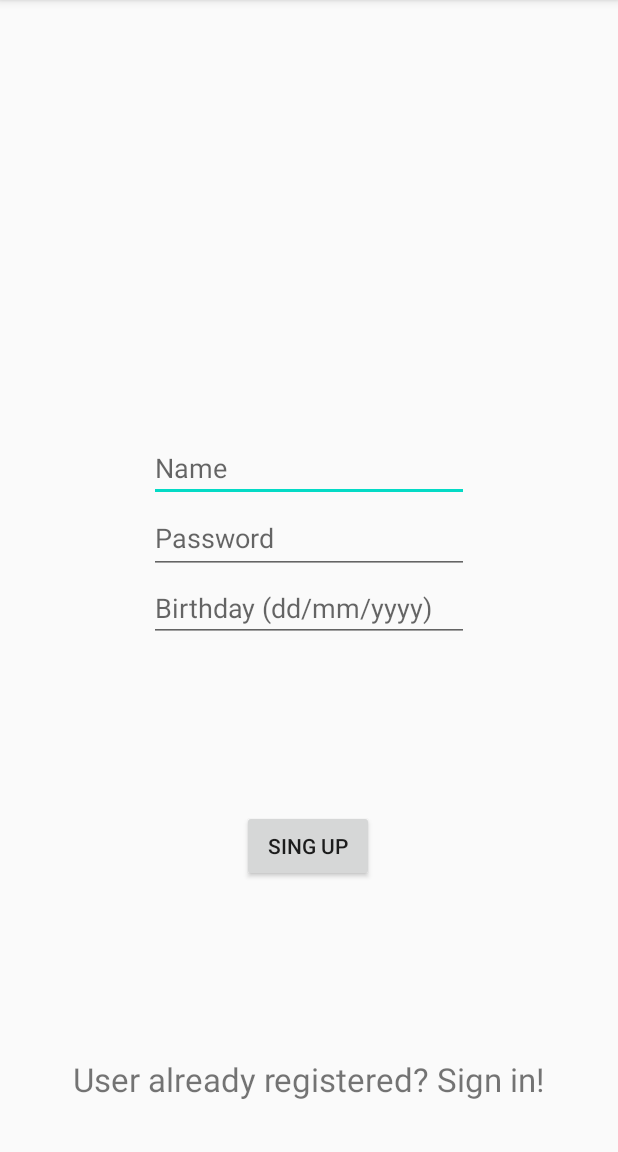
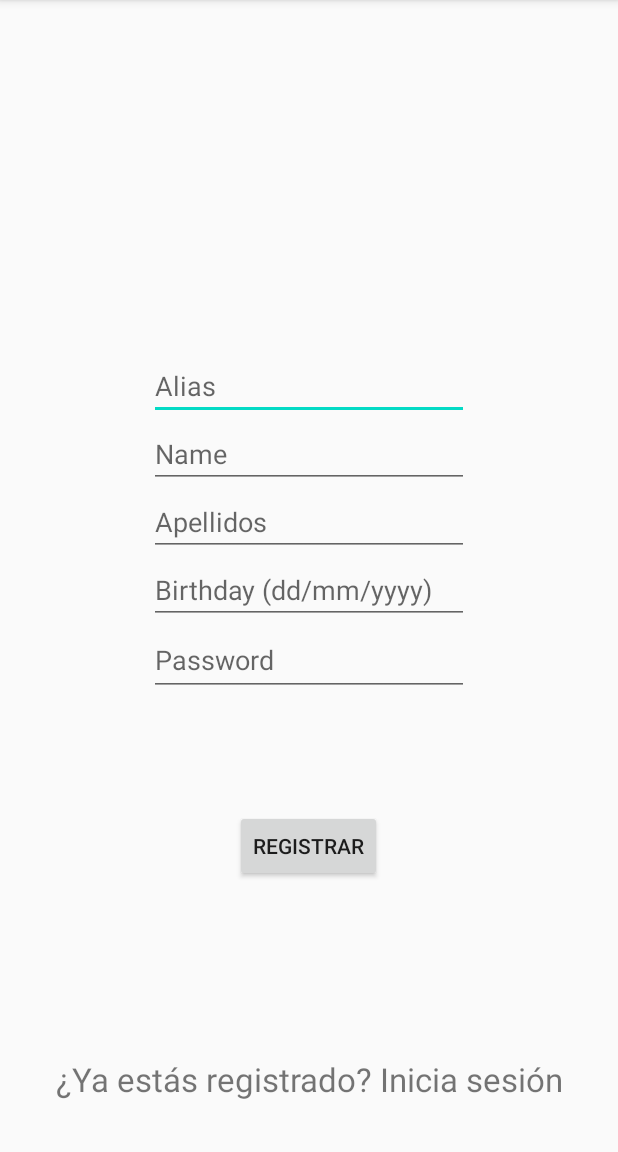
Before and after one commit to UNIZAR-30226-2020-05/Android, an Android app: the RegisterActivity screen opened directly, with no data from a screen before it, on a phone screen of 412 x 824 dp, the part 84-1236 px from its top. Run offline under Robolectric (Android 15) with nearby library versions, the phone set to English and light mode, and no system bars.

Commit message:
Corrección de errores y vistas

```diff
--- a/app/src/main/java/com/example/carolshaw/RegisterActivity.java
+++ b/app/src/main/java/com/example/carolshaw/RegisterActivity.java
@@ -4,11 +4,19 @@ import androidx.appcompat.app.AppCompatActivity;
 
 import android.content.Intent;
 import android.os.Bundle;
+import android.util.Log;
 import android.view.View;
+import android.widget.Button;
 import android.widget.TextView;
 
 public class RegisterActivity extends AppCompatActivity {
     private TextView userLogin;
+    private TextView alias;
+    private TextView nombre;
+    private TextView apellidos;
+    private TextView password;
+    private TextView fecha;
+    private Button registrar;
 
     @Override
     protected void onCreate(Bundle savedInstanceState) {
@@ -16,12 +24,19 @@ public class RegisterActivity extends AppCompatActivity {
         setContentView(R.layout.activity_register);
 
         userLogin = findViewById(R.id.tvUserLogIn);
+        registrar = findViewById(R.id.btnRegister);
+        //Datos del usuario
+        alias = findViewById(R.id.Alias);
+        nombre = findViewById(R.id.nombre);
+        apellidos = findViewById(R.id.apellidos);
+        password = findViewById(R.id.password);
+        fecha = findViewById(R.id.fecha);
 
-        userLogin.setOnClickListener(new View.OnClickListener() {
-            @Override
-            public void onClick(View v) {
-                startActivity(new Intent(RegisterActivity.this, LoginActivity.class));
-            }
-        });
+    }
+
+    public void cambiar(View v) {
+        String kk = alias.getText().toString();
+        Log.d("alias", kk);
+        startActivity(new Intent(RegisterActivity.this, LoginActivity.class));
     }
 }
--- a/app/src/main/res/layout/activity_register.xml
+++ b/app/src/main/res/layout/activity_register.xml
@@ -7,38 +7,60 @@
     tools:context=".RegisterActivity">
 
     <EditText
-        android:id="@+id/etUsername"
+        android:id="@+id/Alias"
         android:layout_width="wrap_content"
         android:layout_height="wrap_content"
         android:ems="10"
-        android:hint="Name"
+        android:hint="Alias"
         android:inputType="textPersonName"
-        app:layout_constraintBottom_toTopOf="@+id/etUserPassword"
+        app:layout_constraintBottom_toTopOf="@+id/nombre"
         app:layout_constraintEnd_toEndOf="parent"
         app:layout_constraintStart_toStartOf="parent"
         app:layout_constraintTop_toTopOf="parent"
         app:layout_constraintVertical_bias="1.0" />
 
     <EditText
-        android:id="@+id/etUserPassword"
+        android:id="@+id/nombre"
         android:layout_width="wrap_content"
-        android:layout_height="48dp"
+        android:layout_height="wrap_content"
         android:ems="10"
-        android:hint="Password"
-        android:inputType="textPassword"
-        app:layout_constraintBottom_toTopOf="@+id/etUserBirthday"
+        android:hint="Name"
+        android:inputType="textPersonName"
+        app:layout_constraintBottom_toTopOf="@+id/apellidos"
         app:layout_constraintEnd_toEndOf="parent"
         app:layout_constraintStart_toStartOf="parent" />
 
     <EditText
-        android:id="@+id/etUserBirthday"
+        android:id="@+id/apellidos"
         android:layout_width="wrap_content"
         android:layout_height="wrap_content"
-        android:layout_marginBottom="112dp"
+        android:ems="10"
+        android:hint="Apellidos"
+        android:inputType="textPersonName"
+        app:layout_constraintBottom_toTopOf="@+id/fecha"
+        app:layout_constraintEnd_toEndOf="parent"
+        app:layout_constraintStart_toStartOf="parent" />
+
+    <EditText
+        android:id="@+id/password"
+        android:layout_width="wrap_content"
+        android:layout_height="48dp"
+        android:layout_marginBottom="76dp"
+        android:ems="10"
+        android:hint="Password"
+        android:inputType="textPassword"
+        app:layout_constraintBottom_toTopOf="@+id/btnRegister"
+        app:layout_constraintEnd_toEndOf="parent"
+        app:layout_constraintStart_toStartOf="parent" />
+
+    <EditText
+        android:id="@+id/fecha"
+        android:layout_width="wrap_content"
+        android:layout_height="wrap_content"
         android:ems="10"
         android:hint="Birthday (dd/mm/yyyy)"
         android:inputType="date"
-        app:layout_constraintBottom_toTopOf="@+id/btnRegister"
+        app:layout_constraintBottom_toTopOf="@+id/password"
         app:layout_constraintEnd_toEndOf="parent"
         app:layout_constraintStart_toStartOf="parent" />
 
@@ -47,7 +69,7 @@
         android:layout_width="wrap_content"
         android:layout_height="wrap_content"
         android:layout_marginBottom="180dp"
-        android:text="Sing up"
+        android:text="Registrar"
         app:layout_constraintBottom_toBottomOf="parent"
         app:layout_constraintEnd_toEndOf="parent"
         app:layout_constraintHorizontal_bias="0.498"
@@ -57,8 +79,9 @@
         android:id="@+id/tvUserLogIn"
         android:layout_width="wrap_content"
         android:layout_height="wrap_content"
-        android:text="User already registered? Sign in!"
+        android:text="¿Ya estás registrado? Inicia sesión"
         android:textSize="22dp"
+        android:onClick="cambiar"
         app:layout_constraintBottom_toBottomOf="parent"
         app:layout_constraintEnd_toEndOf="parent"
         app:layout_constraintStart_toStartOf="parent"
```
